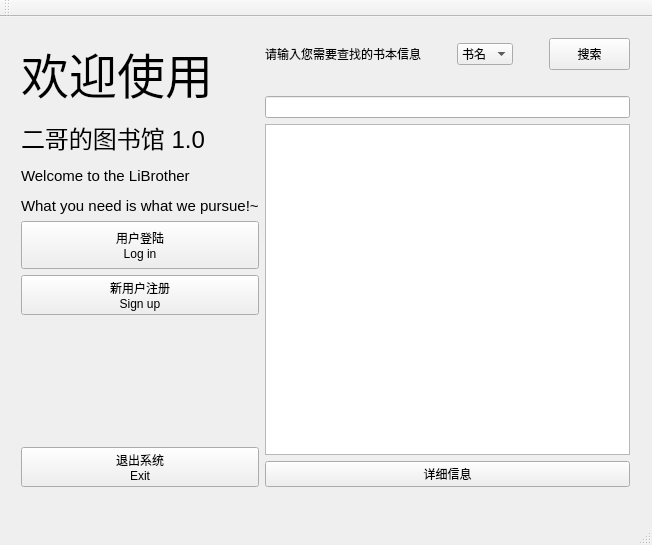
First picture: the form in LiBrother/LiBrotherClient/mainwindow.ui, repository sxtyzhangzk/LiBrother, before the edit.
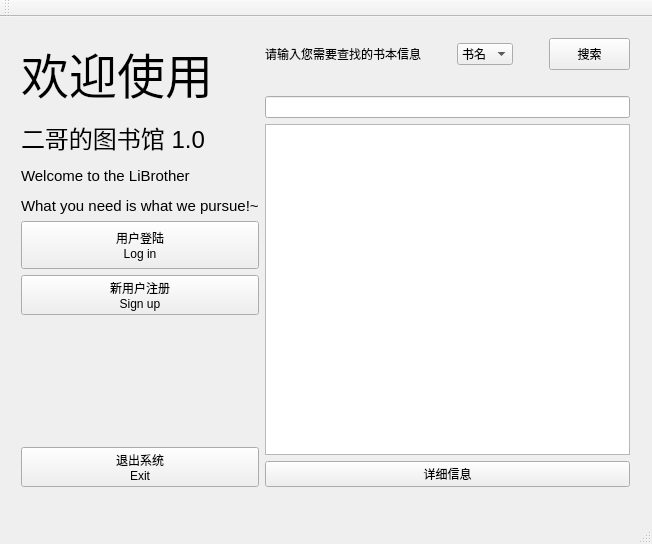
Second picture: the form after the edit.

```diff
--- a/LiBrother/LiBrotherClient/mainwindow.ui
+++ b/LiBrother/LiBrotherClient/mainwindow.ui
@@ -7,9 +7,15 @@
     <x>0</x>
     <y>0</y>
     <width>652</width>
-    <height>545</height>
+    <height>544</height>
    </rect>
   </property>
+  <property name="sizePolicy">
+   <sizepolicy hsizetype="Fixed" vsizetype="Fixed">
+    <horstretch>0</horstretch>
+    <verstretch>0</verstretch>
+   </sizepolicy>
+  </property>
   <property name="windowTitle">
    <string>LiBrother 1.0</string>
   </property>
```
Left out of the diff: 6 changed lines with no effect on the pictures.
